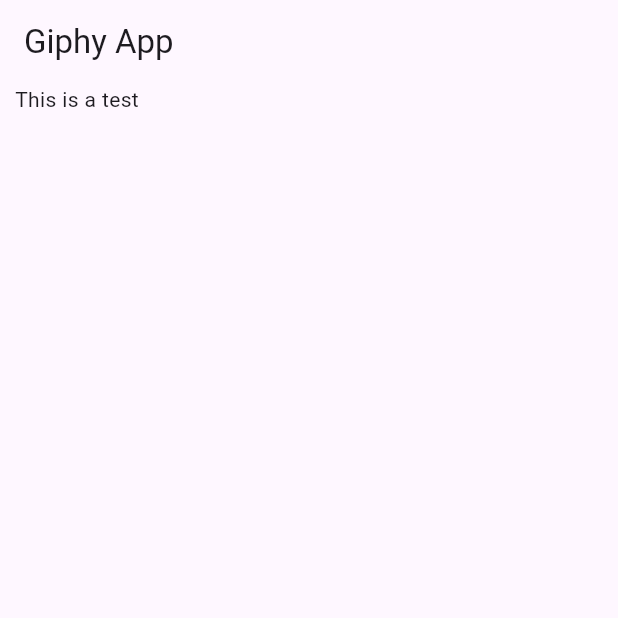
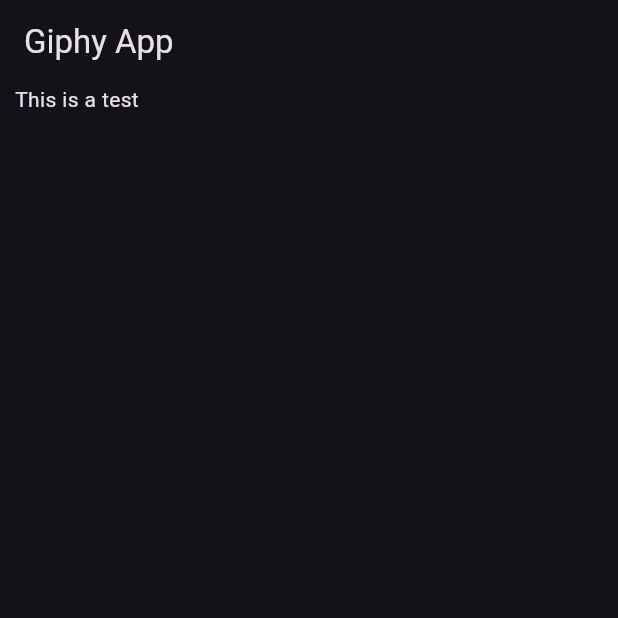
Before and after one commit to Ralexs0096/giphy_app, a Flutter app: the screen it shows after launch, on a phone screen of 412 x 824 dp, the top half of it. Run offline on Flutter 3.47's test engine with Material 2 defaults, Android fonts, the light colour scheme and no system bars.

Commit message:
remove custom color and use dark mode

```diff
--- a/lib/main.dart
+++ b/lib/main.dart
@@ -4,8 +4,6 @@
 void main() {
   runApp(const MyApp());
 }
-
-const Color _customColor = Color(0xFF49149F);
 
 class MyApp extends StatelessWidget {
   const MyApp({super.key});
@@ -14,9 +12,11 @@
   Widget build(BuildContext context) {
     return MaterialApp(
       debugShowCheckedModeBanner: false,
-      title: 'Flutter Demo',
-      theme: ThemeData(useMaterial3: true, colorSchemeSeed: _customColor),
-      home: GiphyScreen(),
+      title: 'Giphy App',
+      theme: ThemeData.dark(
+        useMaterial3: true,
+      ),
+      home: const GiphyScreen(),
     );
   }
 }
```
